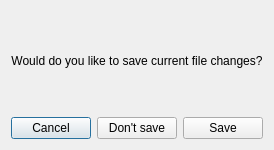
Qt form savedialog.ui (TiReks33/search_pattern) before a commit.
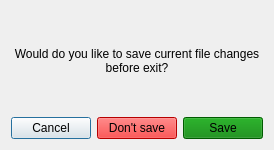
The same form after that commit.

Commit message: 09b-final-gold;before clear && comment;

What changed in the file:
```diff
--- a/savedialog.ui
+++ b/savedialog.ui
@@ -28,7 +28,7 @@
       </font>
      </property>
      <property name="text">
-      <string>Would do you like to save current file changes?</string>
+      <string>Would do you like to save current file changes before exit?</string>
      </property>
      <property name="scaledContents">
       <bool>false</bool>
@@ -50,6 +50,9 @@
    </item>
    <item row="1" column="2">
     <widget class="QPushButton" name="pushButton">
+     <property name="styleSheet">
+      <string notr="true">background-color: green;</string>
+     </property>
      <property name="text">
       <string>Save</string>
      </property>
@@ -57,6 +60,9 @@
    </item>
    <item row="1" column="1">
     <widget class="QPushButton" name="pushButton_3">
+     <property name="styleSheet">
+      <string notr="true">background-color: red;</string>
+     </property>
      <property name="text">
       <string>Don't save</string>
      </property>
```
Left out of the diff: 2 changed lines with no effect on the pictures. The commit also changes 19 other files.
